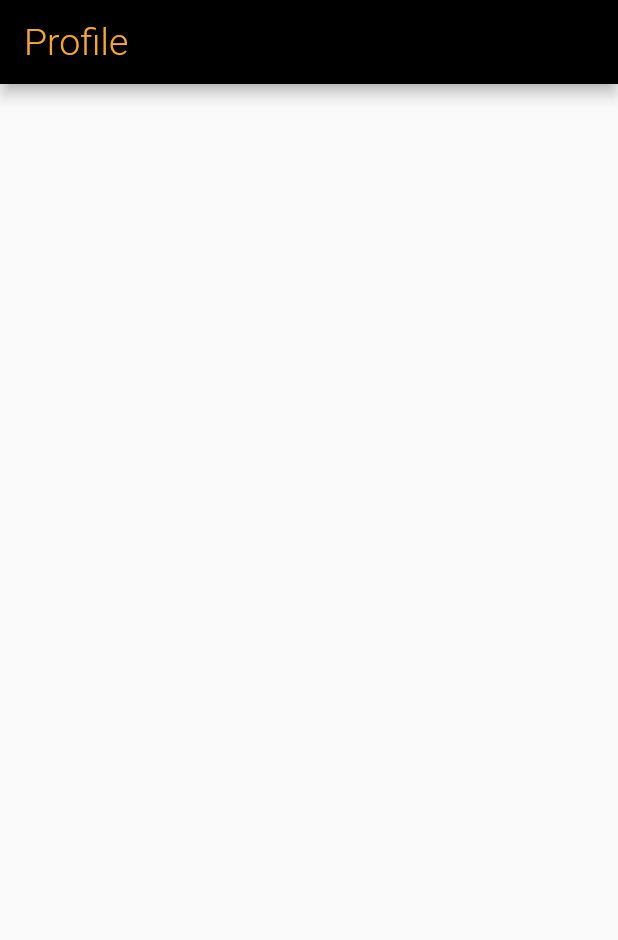
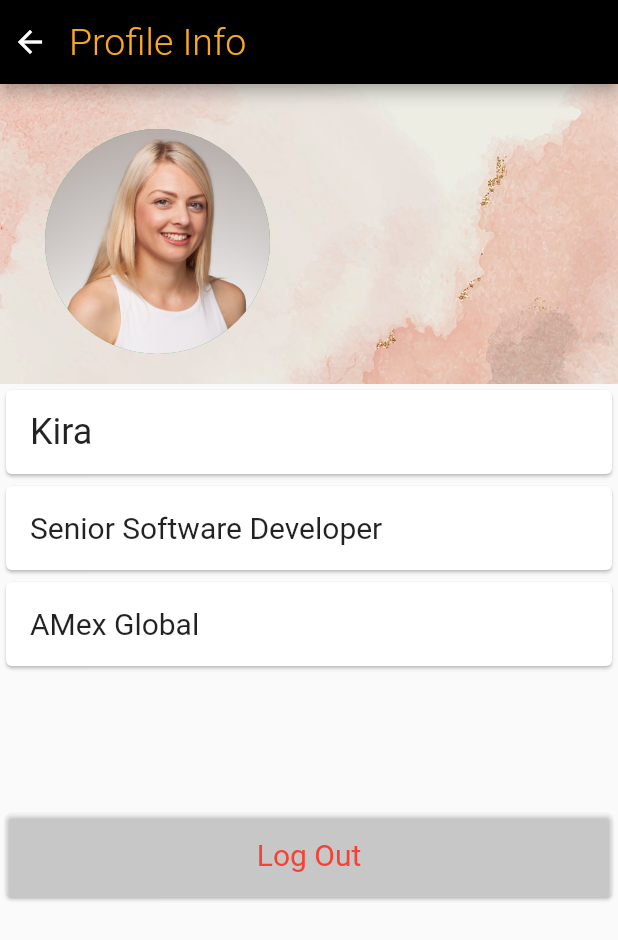
Before and after one commit to KuhuChawla/TMS-FrontEnd, a Flutter app: the ViewProfile screen opened directly, on a phone screen of 412 x 824 dp. Shown: the top 940 px of the screen. Run offline on Flutter 3.47's test engine with Material 2 defaults, Android fonts, the phone set to English and light mode, and no system bars; our stand-ins replace animated_text_kit, chewie, file_picker, firebase_core, firebase_messaging, firebase_storage and 10 more; missing offline and left inert: flutter_pdfview, flutter_sound_lite; accounts and stored records are empty.

Commit message:
some changes added to profile page

```diff
--- a/Front-end/team_management_software/lib/views/screens/profileinfo.dart
+++ b/Front-end/team_management_software/lib/views/screens/profileinfo.dart
@@ -1,21 +1,13 @@
 import 'package:flutter/material.dart';
 
-class ViewProfile extends StatefulWidget {
-  const ViewProfile({Key? key}) : super(key: key);
-
-  @override
-  _ViewProfileState createState() => _ViewProfileState();
-}
-
-class _ViewProfileState extends State<ViewProfile> {
+class ViewProfile extends StatelessWidget {
   @override
   Widget build(BuildContext context) {
     return Scaffold(
       appBar: AppBar(
         leadingWidth: 30,
-        automaticallyImplyLeading: false,
         title: Text(
-          "Profile",
+          "Profile Info",
           style: TextStyle(
               color: Colors.yellow[800],
               fontWeight: FontWeight.w300,
@@ -23,6 +15,151 @@ class _ViewProfileState extends State<ViewProfile> {
         ),
         backgroundColor: Colors.black,
       ),
+      body: SingleChildScrollView(
+        child: Stack(
+          children: <Widget>[
+            // background image and bottom contents
+            Column(
+              children: <Widget>[
+                Container(
+                  alignment: Alignment.center,
+                  height: 200.0,
+                  decoration: BoxDecoration(
+                    image: DecorationImage(
+                      image: AssetImage("images/background.jpg"),
+                      fit: BoxFit.cover,
+                    ),
+                  ),
+                ),
+                NewWidget(),
+                Designation(),
+                Company(),
+                SizedBox(
+                  height: 90,
+                ),
+                Container(
+                  child: Card(
+                    color: Colors.white24,
+                    child: Column(
+                      mainAxisSize: MainAxisSize.min,
+                      children: <Widget>[
+                        const ListTile(
+                          title: Center(
+                            child: Text(
+                              'Log Out',
+                              style: TextStyle(fontSize: 20, color: Colors.red),
+                            ),
+                          ),
+                        ),
+                      ],
+                    ),
+                  ),
+                ),
+              ],
+            ),
+
+            // Profile image
+            Positioned(
+              top: 30.0,
+              left: 30, // (background container size) - (circle height / 2)
+              child: Container(
+                height: 150.0,
+                width: 150.0,
+                decoration: BoxDecoration(
+                    shape: BoxShape.circle,
+                    color: Colors.green,
+                    image: DecorationImage(
+                        image: new AssetImage("images/ProfileImage1.jpg"),
+                        fit: BoxFit.cover)),
+              ),
+            ),
+          ],
+        ),
+      ),
     );
   }
 }
+
+class Company extends StatelessWidget {
+  const Company({
+    Key? key,
+  }) : super(key: key);
+
+  @override
+  Widget build(BuildContext context) {
+    return Container(
+      child: Card(
+        color: Colors.white,
+        child: Column(
+          mainAxisSize: MainAxisSize.min,
+          children: <Widget>[
+            const ListTile(
+              title: Text(
+                'AMex Global',
+                style: TextStyle(
+                  fontSize: 20,
+                ),
+              ),
+            ),
+          ],
+        ),
+      ),
+    );
+  }
+}
+
+class Designation extends StatelessWidget {
+  const Designation({
+    Key? key,
+  }) : super(key: key);
+
+  @override
+  Widget build(BuildContext context) {
+    return Container(
+      child: Card(
+        color: Colors.white,
+        child: Column(
+          mainAxisSize: MainAxisSize.min,
+          children: <Widget>[
+            const ListTile(
+              title: Text(
+                'Senior Software Developer',
+                style: TextStyle(
+                  fontSize: 20,
+                ),
+              ),
+            ),
+          ],
+        ),
+      ),
+    );
+  }
+}
+
+class NewWidget extends StatelessWidget {
+  const NewWidget({
+    Key? key,
+  }) : super(key: key);
+
+  @override
+  Widget build(BuildContext context) {
+    return Container(
+      child: Card(
+        color: Colors.white,
+        child: Column(
+          mainAxisSize: MainAxisSize.min,
+          children: <Widget>[
+            const ListTile(
+              title: Text(
+                'Kira',
+                style: TextStyle(
+                  fontSize: 24,
+                ),
+              ),
+            ),
+          ],
+        ),
+      ),
+    );
+  }
+}
--- a/Front-end/team_management_software/lib/views/screens/search.dart
+++ b/Front-end/team_management_software/lib/views/screens/search.dart
@@ -5,13 +5,14 @@ import 'package:flutter/material.dart';
 class SearchList extends StatefulWidget {
   SearchList({Key? key}) : super(key: key);
   @override
-  _SearchListState createState() =>  _SearchListState();
+  _SearchListState createState() => _SearchListState();
 }
 
 class _SearchListState extends State<SearchList> {
   Widget appBarTitle = new Text(
-    "Search Sample",
-    style: new TextStyle(color: Colors.white),
+    "Search",
+    style: new TextStyle(
+        color: Colors.yellow[800], fontWeight: FontWeight.w300, fontSize: 25),
   );
   Icon actionIcon = new Icon(
     Icons.search,
@@ -19,8 +20,8 @@ class _SearchListState extends State<SearchList> {
   );
   final key = new GlobalKey<ScaffoldState>();
   final TextEditingController _searchQuery = new TextEditingController();
-  List<String> _list=[];
-   bool _IsSearching=false;
+  List<String> _list = [];
+  bool _IsSearching = false;
   String _searchText = "";
 
   _SearchListState() {
@@ -64,28 +65,26 @@ class _SearchListState extends State<SearchList> {
 
   @override
   Widget build(BuildContext context) {
-    return  Scaffold(
+    return Scaffold(
       key: key,
-      appBar:
-          PreferredSize(
+      appBar: PreferredSize(
         preferredSize: Size.fromHeight(50),
-            child:   buildBar(context),
+        child: buildBar(context),
       ),
-
-      body:  ListView(
-        padding:  EdgeInsets.symmetric(vertical: 8.0),
+      body: ListView(
+        padding: EdgeInsets.symmetric(vertical: 8.0),
         children: _IsSearching ? _buildSearchList() : _buildList(),
       ),
     );
   }
 
   List<ChildItem> _buildList() {
-    return _list.map((contact) =>  ChildItem(contact)).toList();
+    return _list.map((contact) => ChildItem(contact)).toList();
   }
 
   List<ChildItem> _buildSearchList() {
     if (_searchText.isEmpty) {
-      return _list.map((contact) =>  ChildItem(contact)).toList();
+      return _list.map((contact) => ChildItem(contact)).toList();
     } else {
       List<String> _searchList = [];
       for (int i = 0; i < _list.length; i++) {
@@ -94,31 +93,35 @@ class _SearchListState extends State<SearchList> {
           _searchList.add(name);
         }
       }
-      return _searchList.map((contact) =>  ChildItem(contact)).toList();
+      return _searchList.map((contact) => ChildItem(contact)).toList();
     }
   }
 
   Widget buildBar(BuildContext context) {
-    return  AppBar(centerTitle: true, title: appBarTitle, actions: <Widget>[
+    return AppBar(
+        leadingWidth: 30,
+        backgroundColor: Colors.black,
+        title: appBarTitle,
+        actions: <Widget>[
           IconButton(
             icon: actionIcon,
             onPressed: () {
               setState(() {
-
                 if (this.actionIcon.icon == Icons.search) {
-              this.actionIcon =  const Icon(
+                  this.actionIcon = const Icon(
                     Icons.close,
                     color: Colors.white,
                   );
-              this.appBarTitle =  TextField(
+                  this.appBarTitle = TextField(
                     controller: _searchQuery,
-                style:  TextStyle(
-                  color: Colors.white,
-                ),
-                decoration:  const InputDecoration(
-                    prefixIcon:  Icon(Icons.search, color: Colors.white),
+                    style: TextStyle(
+                        color: Colors.yellow[800],
+                        fontWeight: FontWeight.w300,
+                        fontSize: 25),
+                    decoration: const InputDecoration(
+                        prefixIcon: Icon(Icons.search, color: Colors.white),
                         hintText: "Search...",
-                    hintStyle:  TextStyle(color: Colors.white)),
+                        hintStyle: TextStyle(color: Colors.white)),
                   );
                   _handleSearchStart();
                 } else {
@@ -138,13 +141,13 @@ class _SearchListState extends State<SearchList> {
 
   void _handleSearchEnd() {
     setState(() {
-      this.actionIcon =  Icon(
+      this.actionIcon = Icon(
         Icons.search,
         color: Colors.white,
       );
-      this.appBarTitle =  Text(
-        "Search Sample",
-        style: new TextStyle(color: Colors.white),
+      this.appBarTitle = Text(
+        "Search",
+        style: new TextStyle(color: Colors.yellow[800]),
       );
       _IsSearching = false;
       _searchQuery.clear();
@@ -157,6 +160,6 @@ class ChildItem extends StatelessWidget {
   const ChildItem(this.name);
   @override
   Widget build(BuildContext context) {
-    return  ListTile(title:  Text(this.name));
+    return ListTile(title: Text(this.name));
   }
 }
--- a/Front-end/team_management_software/pubspec.yaml
+++ b/Front-end/team_management_software/pubspec.yaml
@@ -49,3 +49,5 @@ flutter:
 
   assets:
      - images/LOGO2.png
+     - images/ProfileImage1.jpg
+     - images/background.jpg
```
Also changed, not shown: Front-end/team_management_software/images/ProfileImage1.jpg (added), Front-end/team_management_software/images/background.jpg (added), Front-end/team_management_software/pubspec.lock. Lines whose indentation alone changed are shown as unchanged.
